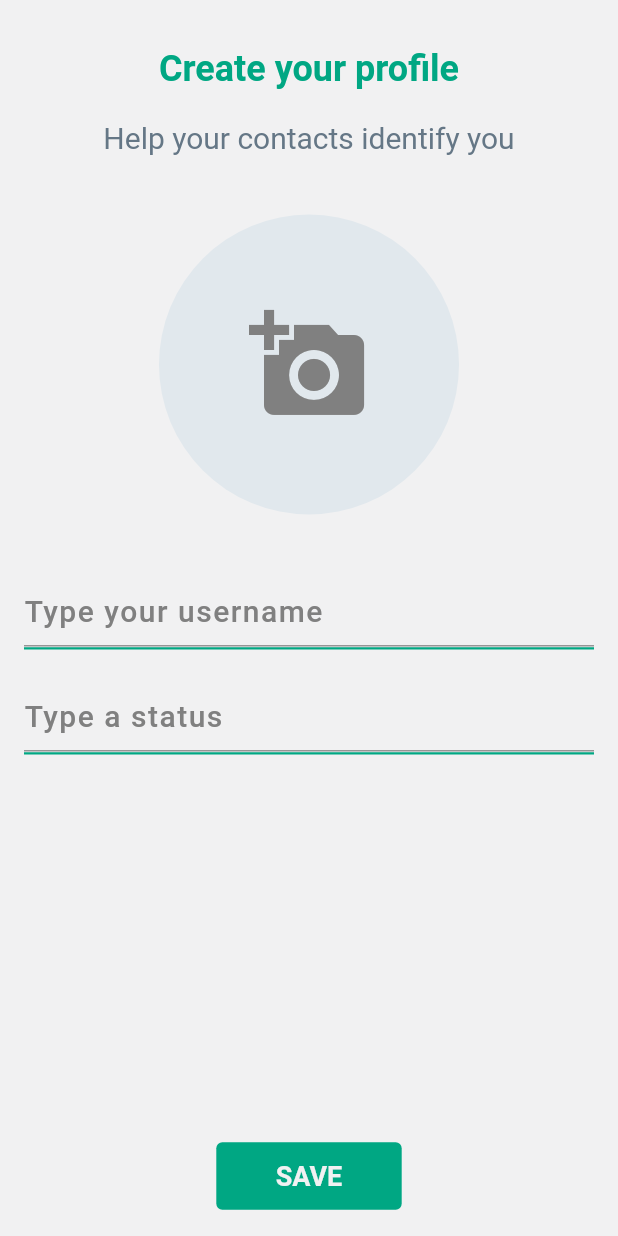
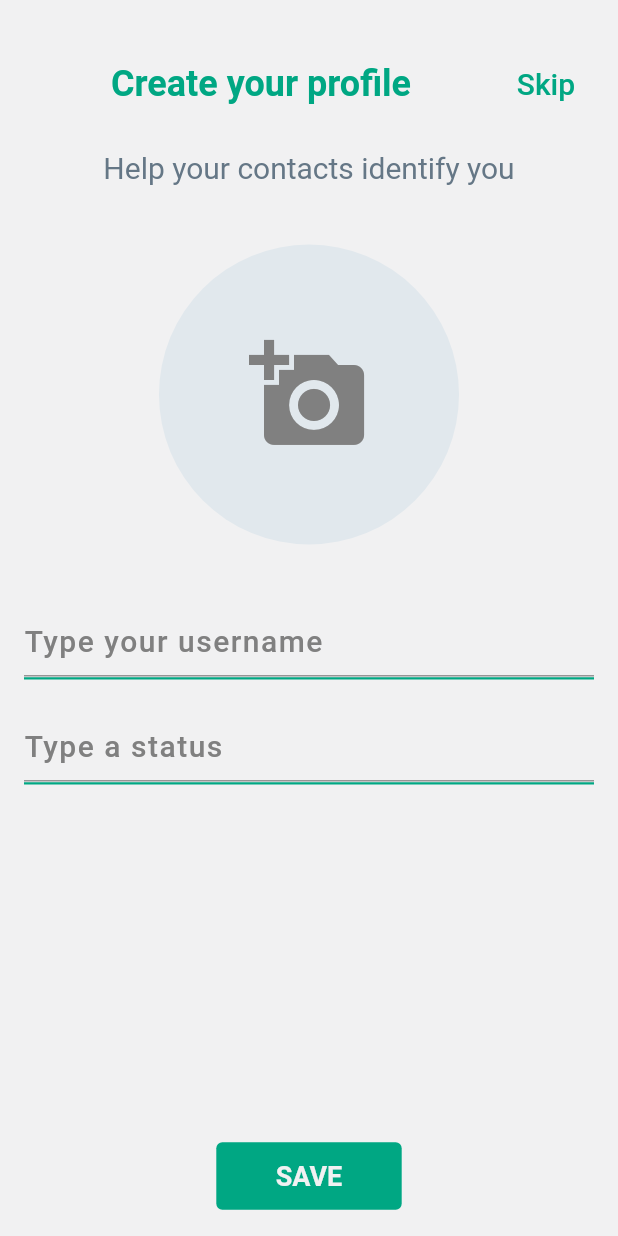
Before and after one commit to progeloper/whatsapp_clone, a Flutter app: the CreateProfileScreen screen opened directly with empty values, on a phone screen of 412 x 824 dp. Run offline on Flutter 3.47's test engine with Material 2 defaults, Android fonts, the phone set to English and light mode, and no system bars; our stand-ins replace cloud_firestore, country_code_picker, firebase_auth, firebase_core, firebase_storage, flutter_contacts and 4 more; accounts and stored records are empty; generated files the repository leaves out were written again.

Commit message:
initial build

```diff
--- a/lib/features/auth/screens/create_profile_screen.dart
+++ b/lib/features/auth/screens/create_profile_screen.dart
@@ -25,14 +25,18 @@ class _CreateProfileScreenState extends ConsumerState<CreateProfileScreen> {
   late TextEditingController _bioController;
   Uint8List? file;
 
-  void pickProfilePicture()async{
+  void pickProfilePicture() async {
     file = await pickImage();
-    setState(() {
-    });
+    setState(() {});
   }
 
-  void saveDetails(BuildContext context, WidgetRef ref){
-    ref.read(authControllerProvider.notifier).saveUser(context: context, name: _usernameController.text, number: widget.number, about: _bioController.text, picture: file);
+  void saveDetails(BuildContext context, WidgetRef ref) {
+    ref.read(authControllerProvider.notifier).saveUser(
+        context: context,
+        name: _usernameController.text,
+        number: widget.number,
+        about: _bioController.text,
+        picture: file);
   }
 
   @override
@@ -41,7 +45,6 @@ class _CreateProfileScreenState extends ConsumerState<CreateProfileScreen> {
     _usernameController = TextEditingController();
     _bioController = TextEditingController();
   }
-
 
   @override
   void dispose() {
@@ -65,12 +68,30 @@ class _CreateProfileScreenState extends ConsumerState<CreateProfileScreen> {
               mainAxisSize: MainAxisSize.max,
               crossAxisAlignment: CrossAxisAlignment.center,
               children: [
+                Row(
+                  mainAxisAlignment: MainAxisAlignment.spaceBetween,
+                  mainAxisSize: MainAxisSize.max,
+                  children: [
+                    Flexible(child: Container()),
                     Text(
                       'Create your profile',
                       style: TextStyle(
                           color: Palette.tabColor,
                           fontSize: 24,
                           fontWeight: FontWeight.bold),
+                    ),
+                    Flexible(child: Container()),
+                    TextButton(
+                      onPressed: () {},
+                      child: Text(
+                        'Skip',
+                        style: TextStyle(
+                          fontSize: 20,
+                          color: Palette.tabColor,
+                        ),
+                      ),
+                    ),
+                  ],
                 ),
                 const SizedBox(
                   height: 20,
@@ -87,8 +108,8 @@ class _CreateProfileScreenState extends ConsumerState<CreateProfileScreen> {
                 ),
                 GestureDetector(
                   onTap: pickProfilePicture,
-                  child: (file!=null)?
-                  CircleAvatar(
+                  child: (file != null)
+                      ? CircleAvatar(
                           radius: 100,
                           backgroundImage: MemoryImage(file!),
                         )
@@ -150,7 +171,7 @@ class _CreateProfileScreenState extends ConsumerState<CreateProfileScreen> {
                   child: ActionButton(
                     text: 'SAVE',
                     color: Palette.tabColor,
-                    callback: ()=>saveDetails(context, ref),
+                    callback: () => saveDetails(context, ref),
                   ),
                 ),
               ],
```
Also changed, not shown: 1 other file. Lines whose indentation alone changed are shown as unchanged.
